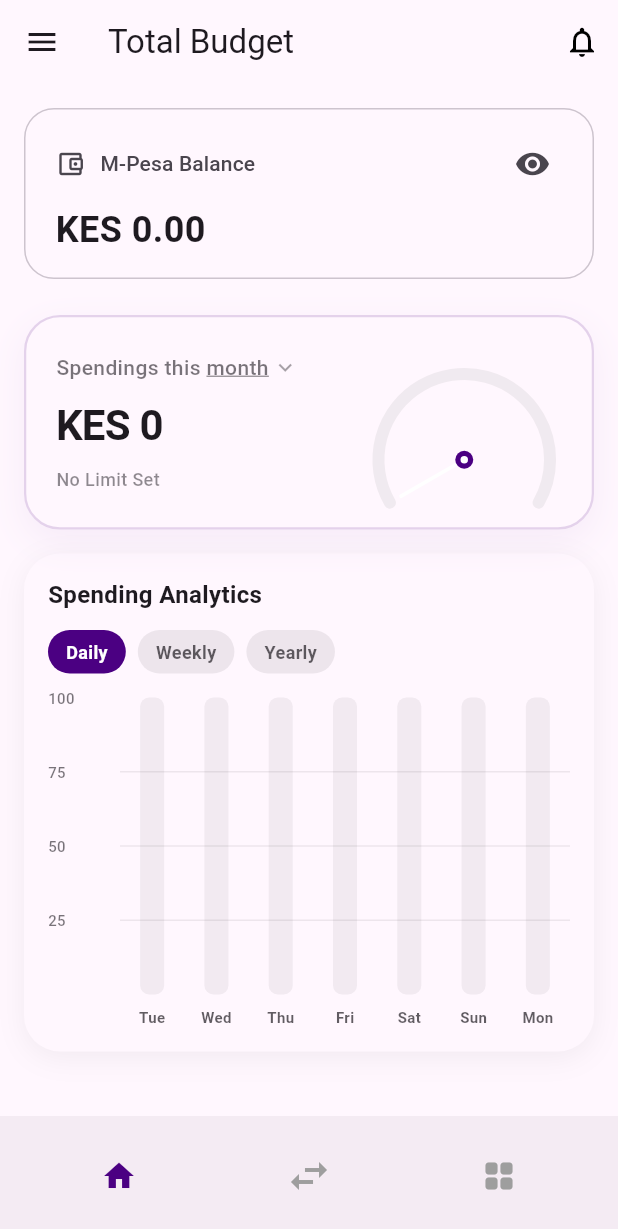
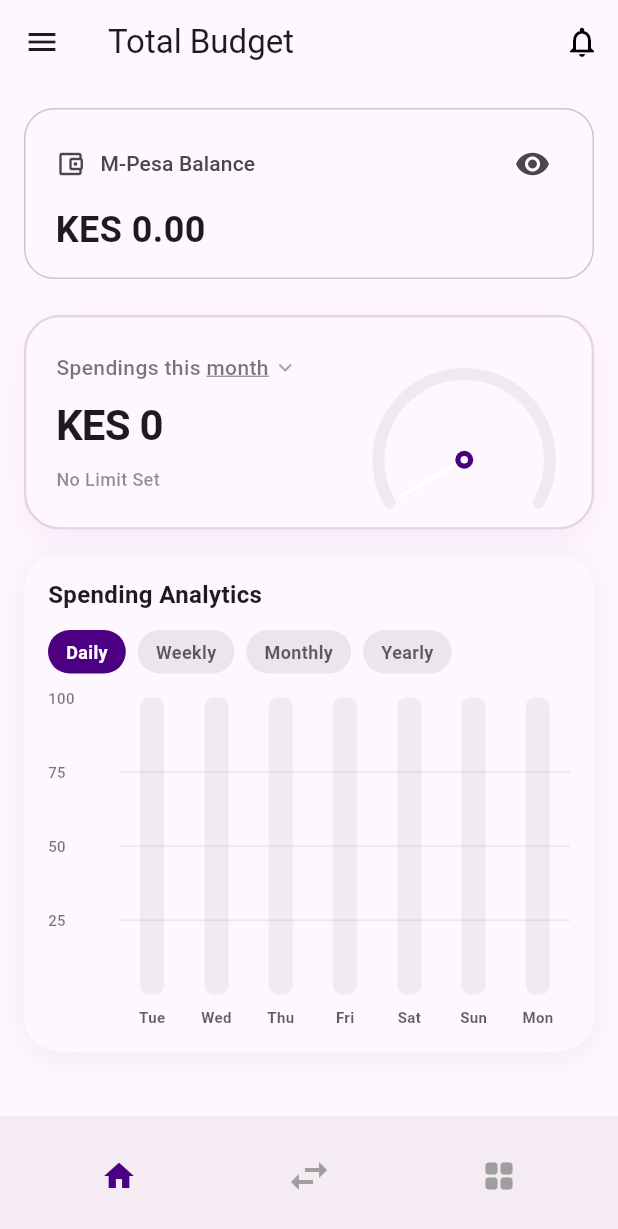
Before and after one commit to barakavic/ba_102, a Flutter app: the screen it shows after launch, on a phone screen of 412 x 824 dp. Shown: the top 1229 px of the screen. Run offline on Flutter 3.47's test engine with Material 3 defaults, Android fonts, the phone set to English and light mode, and no system bars; drawn by our look-alikes of fl_chart; our stand-ins replace flutter_contacts, flutter_riverpod, permission_handler, sqflite; accounts and stored records are empty.

Commit message:
feat: enhance spending dashboard; add monthly period support, update period cycling logic, and improve limit calculations

```diff
--- a/ba_102_fe/lib/features/dashboard/presentation/providers/dashboard_providers.dart
+++ b/ba_102_fe/lib/features/dashboard/presentation/providers/dashboard_providers.dart
@@ -3,7 +3,7 @@ import 'package:ba_102_fe/data/local/database_helper.dart';
 import 'package:ba_102_fe/data/local/transactions_ls.dart';
 import 'package:ba_102_fe/data/models/models.dart';
 
-enum BarChartPeriod { daily, weekly, yearly }
+enum BarChartPeriod { daily, weekly, monthly, yearly }
 
 class SpendingBarBucket {
   final DateTime bucketStart;
@@ -45,7 +45,7 @@ final recentTransactionsProvider = FutureProvider<List<Transaction>>((
 
 final dashboardPeriodProvider = StateProvider<String>(
   (ref) => 'Month',
-); // Week, Month, Year
+); // Day, Week, Month, Year
 final barChartPeriodProvider = StateProvider<BarChartPeriod>(
   (ref) => BarChartPeriod.daily,
 );
@@ -61,7 +61,11 @@ final periodSummaryProvider = FutureProvider<Map<String, double>>((ref) async {
     if (t.date == null) return false;
     final date = t.date!;
 
-    if (period == 'Week') {
+    if (period == 'Day') {
+      return date.year == now.year &&
+          date.month == now.month &&
+          date.day == now.day;
+    } else if (period == 'Week') {
       // Find the start of the week (Monday)
       final startOfWeek = now.subtract(Duration(days: now.weekday - 1));
       final startOfNextWeek = startOfWeek.add(const Duration(days: 7));
@@ -179,6 +183,42 @@ final spendingBarDataProvider = FutureProvider<List<SpendingBarBucket>>((
     });
   }
 
+  if (period == BarChartPeriod.monthly) {
+    final firstMonth = DateTime(now.year, now.month - 11, 1);
+    final nextMonth = DateTime(now.year, now.month + 1, 1);
+    final rows = await db.rawQuery(
+      '''
+      SELECT
+        strftime('%Y-%m', substr(date, 1, 10)) AS bucket,
+        SUM(amount) AS total
+      FROM transactions
+      WHERE type IN ('outbound', 'withdrawal')
+        AND date(substr(date, 1, 10)) >= ?
+        AND date(substr(date, 1, 10)) < ?
+      GROUP BY bucket
+      ORDER BY bucket ASC
+      ''',
+      [_toSqlDate(firstMonth), _toSqlDate(nextMonth)],
+    );
+
+    final totalsByMonth = <String, double>{};
+    for (final row in rows) {
+      final bucket = row['bucket'] as String?;
+      if (bucket == null) continue;
+      totalsByMonth[bucket] = (row['total'] as num?)?.toDouble() ?? 0.0;
+    }
+
+    return List.generate(12, (index) {
+      final month = DateTime(now.year, now.month - 11 + index, 1);
+      final key = '${month.year}-${month.month.toString().padLeft(2, '0')}';
+      return SpendingBarBucket(
+        bucketStart: month,
+        label: _monthShort(month.month),
+        total: totalsByMonth[key] ?? 0.0,
+      );
+    });
+  }
+
   final rows = await db.rawQuery('''
     SELECT
       strftime('%Y', substr(date, 1, 10)) AS bucket,
@@ -283,3 +323,11 @@ String _weekdayShort(int weekday) {
       return 'Sun';
   }
 }
+
+String _monthShort(int month) {
+  const months = [
+    'Jan', 'Feb', 'Mar', 'Apr', 'May', 'Jun',
+    'Jul', 'Aug', 'Sep', 'Oct', 'Nov', 'Dec',
+  ];
+  return months[month - 1];
+}
--- a/ba_102_fe/lib/features/dashboard/presentation/widgets/spending_bar_chart.dart
+++ b/ba_102_fe/lib/features/dashboard/presentation/widgets/spending_bar_chart.dart
@@ -26,6 +26,20 @@ class SpendingBarChart extends ConsumerWidget {
         return limit.amount * days;
       }
       if (type == 'weekly') {
+        return limit.amount;
+      }
+      return null;
+    }
+
+    if (chartPeriod == BarChartPeriod.monthly) {
+      if (type == 'daily') {
+        final days = limit.specificDays?.length ?? 7;
+        return limit.amount * days * 52 / 12;
+      }
+      if (type == 'weekly') {
+        return limit.amount * 52 / 12;
+      }
+      if (type == 'monthly') {
         return limit.amount;
       }
       return null;
@@ -98,6 +112,13 @@ class SpendingBarChart extends ConsumerWidget {
                 isSelected: period == BarChartPeriod.weekly,
                 onTap: () => ref.read(barChartPeriodProvider.notifier).state =
                     BarChartPeriod.weekly,
+              ),
+              const SizedBox(width: 8),
+              _PeriodChip(
+                label: 'Monthly',
+                isSelected: period == BarChartPeriod.monthly,
+                onTap: () => ref.read(barChartPeriodProvider.notifier).state =
+                    BarChartPeriod.monthly,
               ),
               const SizedBox(width: 8),
               _PeriodChip(
@@ -339,5 +360,9 @@ String _tooltipPeriodLabel(BarChartPeriod period, DateTime date) {
     return '${DateFormat('MMM d').format(date)} - ${DateFormat('MMM d').format(end)}';
   }
 
+  if (period == BarChartPeriod.monthly) {
+    return DateFormat('MMMM yyyy').format(date);
+  }
+
   return DateFormat('yyyy').format(date);
 }
--- a/ba_102_fe/lib/features/dashboard/presentation/widgets/spending_speedometer.dart
+++ b/ba_102_fe/lib/features/dashboard/presentation/widgets/spending_speedometer.dart
@@ -50,12 +50,14 @@ class _SpendingSpeedometerState extends ConsumerState<SpendingSpeedometer> with
 
   void _cyclePeriod() {
     final current = ref.read(dashboardPeriodProvider);
-    if (current == 'Week') {
+    if (current == 'Day') {
+      ref.read(dashboardPeriodProvider.notifier).state = 'Week';
+    } else if (current == 'Week') {
       ref.read(dashboardPeriodProvider.notifier).state = 'Month';
     } else if (current == 'Month') {
       ref.read(dashboardPeriodProvider.notifier).state = 'Year';
     } else {
-      ref.read(dashboardPeriodProvider.notifier).state = 'Week';
+      ref.read(dashboardPeriodProvider.notifier).state = 'Day';
     }
   }
 
--- a/ba_102_fe/lib/features/dashboard/presentation/widgets/total_spending_header.dart
+++ b/ba_102_fe/lib/features/dashboard/presentation/widgets/total_spending_header.dart
@@ -15,9 +15,10 @@ class TotalSpendingHeader extends ConsumerWidget {
 
     void cyclePeriod() {
       final current = ref.read(dashboardPeriodProvider);
-      if (current == 'Week') ref.read(dashboardPeriodProvider.notifier).state = 'Month';
+      if (current == 'Day') ref.read(dashboardPeriodProvider.notifier).state = 'Week';
+      else if (current == 'Week') ref.read(dashboardPeriodProvider.notifier).state = 'Month';
       else if (current == 'Month') ref.read(dashboardPeriodProvider.notifier).state = 'Year';
-      else ref.read(dashboardPeriodProvider.notifier).state = 'Week';
+      else ref.read(dashboardPeriodProvider.notifier).state = 'Day';
     }
 
     return summaryAsync.when(
```
Also changed, not shown: ba_102_fe/lib/providers/spending_limits_provider.dart (+10 -1 lines).
